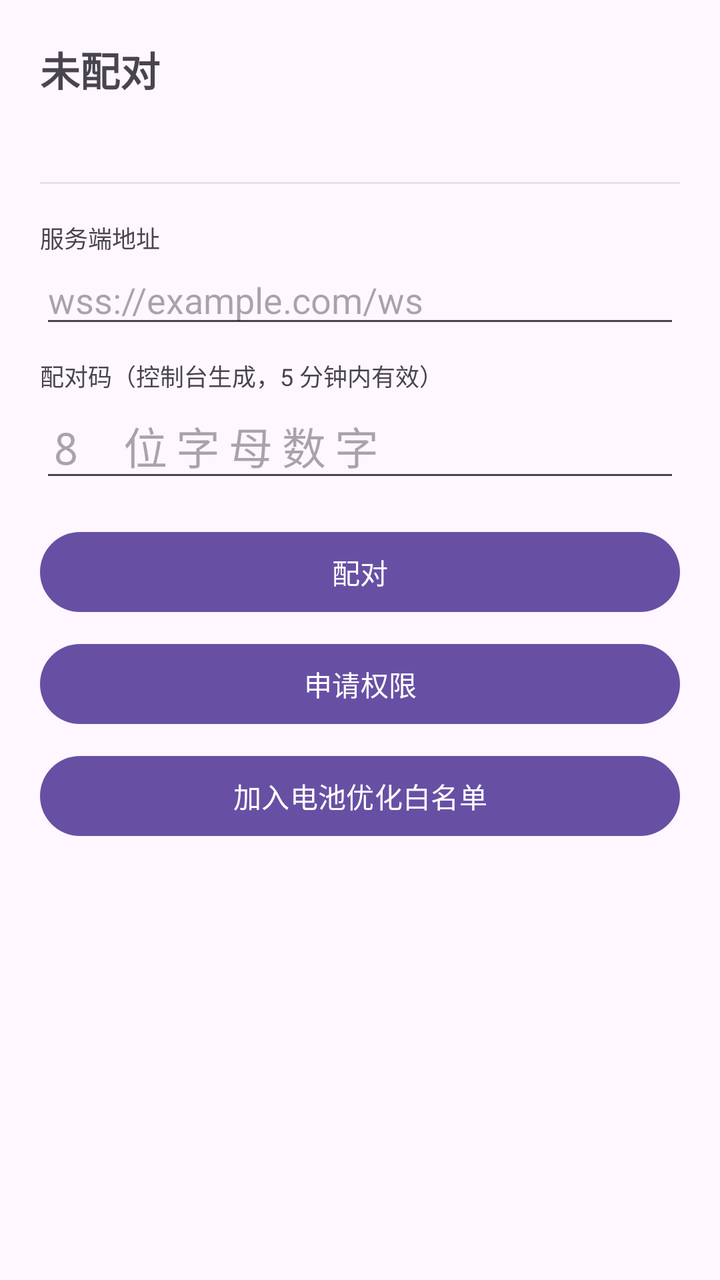
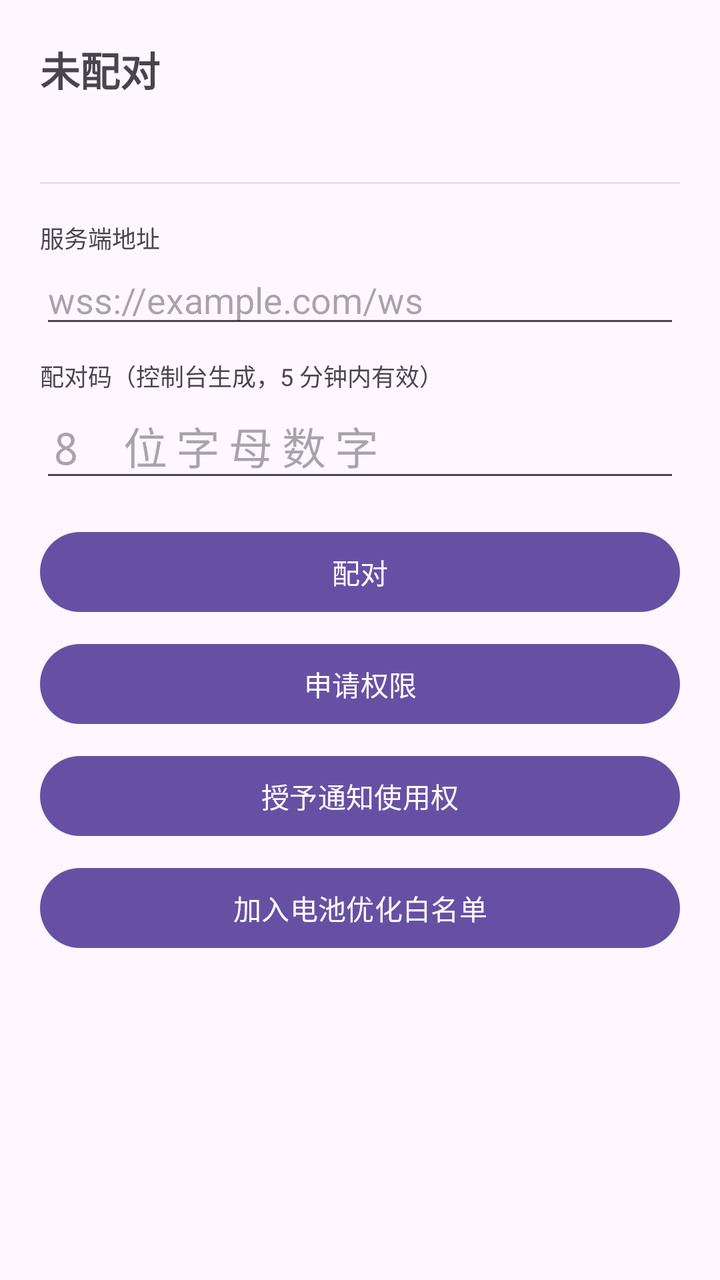

Compare the two renders of this Android layout. The source of the first and the diff that turns it into the second are given below.
<!-- AndroidManifest.xml: application theme Theme.Agent -->
<!-- res/layout/activity_main.xml -->
<?xml version="1.0" encoding="utf-8"?>
<ScrollView xmlns:android="http://schemas.android.com/apk/res/android"
    android:layout_width="match_parent" android:layout_height="match_parent"
    android:padding="20dp">

    <LinearLayout
        android:layout_width="match_parent" android:layout_height="wrap_content"
        android:orientation="vertical">

        <TextView android:id="@+id/statusText"
            android:layout_width="match_parent" android:layout_height="wrap_content"
            android:textSize="20sp" android:textStyle="bold"
            android:paddingBottom="6dp" android:text="未配对" />

        <TextView android:id="@+id/detailText"
            android:layout_width="match_parent" android:layout_height="wrap_content"
            android:textSize="13sp" android:paddingBottom="18dp"
            android:fontFamily="monospace" android:text="" />

        <View android:layout_width="match_parent" android:layout_height="1dp"
            android:background="#33888888" android:layout_marginBottom="18dp" />

        <LinearLayout android:id="@+id/pairingBox"
            android:layout_width="match_parent" android:layout_height="wrap_content"
            android:orientation="vertical">

            <TextView android:layout_width="wrap_content" android:layout_height="wrap_content"
                android:text="服务端地址" android:textSize="12sp" />
            <EditText android:id="@+id/urlInput"
                android:layout_width="match_parent" android:layout_height="wrap_content"
                android:hint="wss://example.com/ws" android:inputType="textUri"
                android:autofillHints="" />

            <TextView android:layout_width="wrap_content" android:layout_height="wrap_content"
                android:text="配对码（控制台生成，5 分钟内有效）"
                android:textSize="12sp" android:paddingTop="10dp" />
            <EditText android:id="@+id/codeInput"
                android:layout_width="match_parent" android:layout_height="wrap_content"
                android:hint="8 位字母数字" android:inputType="textCapCharacters"
                android:maxLength="8" android:textSize="22sp"
                android:fontFamily="monospace" android:letterSpacing="0.2"
                android:autofillHints="" />

            <Button android:id="@+id/pairButton"
                android:layout_width="match_parent" android:layout_height="wrap_content"
                android:layout_marginTop="16dp" android:text="配对" />
        </LinearLayout>

        <Button android:id="@+id/unpairButton"
            android:layout_width="match_parent" android:layout_height="wrap_content"
            android:layout_marginTop="8dp" android:text="解除配对"
            android:visibility="gone" />

        <Button android:id="@+id/permButton"
            android:layout_width="match_parent" android:layout_height="wrap_content"
            android:layout_marginTop="8dp" android:text="申请权限" />

        <Button android:id="@+id/batteryButton"
            android:layout_width="match_parent" android:layout_height="wrap_content"
            android:layout_marginTop="8dp" android:text="加入电池优化白名单" />

    </LinearLayout>
</ScrollView>
<!-- resources referenced by this layout -->
<resources>
  <style name="Theme.Agent" parent="Theme.Material3.DayNight.NoActionBar" />
</resources>

<!-- the commit's change to res/layout/activity_main.xml (unified diff, before → after) -->
@@ -55,6 +55,10 @@
             android:layout_width="match_parent" android:layout_height="wrap_content"
             android:layout_marginTop="8dp" android:text="申请权限" />
 
+        <Button android:id="@+id/notifyButton"
+            android:layout_width="match_parent" android:layout_height="wrap_content"
+            android:layout_marginTop="8dp" android:text="授予通知使用权" />
+
         <Button android:id="@+id/batteryButton"
             android:layout_width="match_parent" android:layout_height="wrap_content"
             android:layout_marginTop="8dp" android:text="加入电池优化白名单" />
